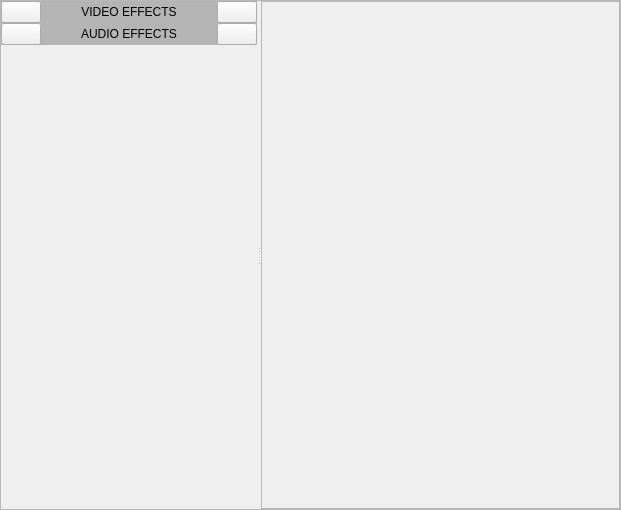
Old version of the form panels/effectcontrols.ui in the repository olive-editor/olive.
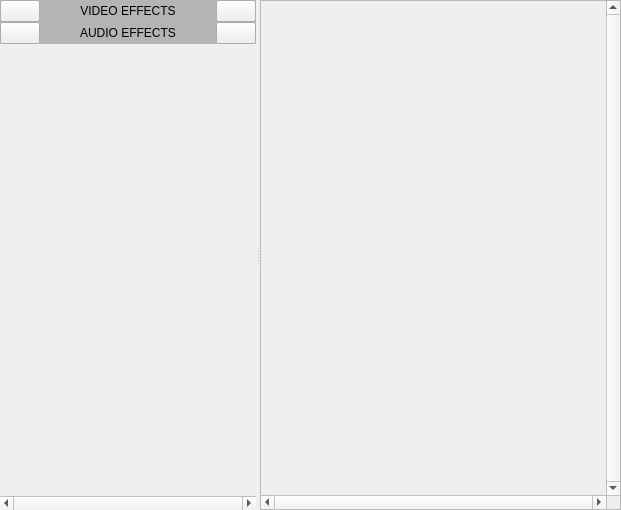
New version of the form. Icons and pictures are not drawn. Custom widgets are drawn as their Qt base class.

Commit message: half way through keyframes data

Diff of the .ui file:
```diff
--- a/panels/effectcontrols.ui
+++ b/panels/effectcontrols.ui
@@ -40,44 +40,62 @@
      <number>0</number>
     </property>
     <item>
-     <widget class="QScrollArea" name="scrollArea">
-      <property name="widgetResizable">
-       <bool>true</bool>
-      </property>
-      <widget class="QWidget" name="scrollAreaWidgetContents">
-       <property name="geometry">
-        <rect>
-         <x>0</x>
-         <y>0</y>
-         <width>619</width>
-         <height>489</height>
-        </rect>
-       </property>
-       <layout class="QVBoxLayout" name="verticalLayout_8">
-        <property name="spacing">
-         <number>0</number>
-        </property>
-        <property name="leftMargin">
-         <number>0</number>
-        </property>
-        <property name="topMargin">
-         <number>0</number>
-        </property>
-        <property name="rightMargin">
-         <number>0</number>
-        </property>
-        <property name="bottomMargin">
-         <number>0</number>
-        </property>
-        <item>
-         <widget class="QSplitter" name="splitter">
+     <widget class="QSplitter" name="splitter_2">
           <property name="orientation">
            <enum>Qt::Horizontal</enum>
           </property>
           <property name="childrenCollapsible">
            <bool>false</bool>
           </property>
-          <widget class="QWidget" name="effects_area" native="true">
+      <widget class="QScrollArea" name="scrollArea">
+       <property name="sizePolicy">
+        <sizepolicy hsizetype="Maximum" vsizetype="Expanding">
+         <horstretch>0</horstretch>
+         <verstretch>0</verstretch>
+        </sizepolicy>
+       </property>
+       <property name="frameShape">
+        <enum>QFrame::NoFrame</enum>
+       </property>
+       <property name="frameShadow">
+        <enum>QFrame::Plain</enum>
+       </property>
+       <property name="verticalScrollBarPolicy">
+        <enum>Qt::ScrollBarAlwaysOff</enum>
+       </property>
+       <property name="horizontalScrollBarPolicy">
+        <enum>Qt::ScrollBarAlwaysOn</enum>
+       </property>
+       <property name="widgetResizable">
+        <bool>true</bool>
+       </property>
+       <widget class="QWidget" name="scrollAreaWidgetContents">
+        <property name="geometry">
+         <rect>
+          <x>0</x>
+          <y>0</y>
+          <width>225</width>
+          <height>477</height>
+         </rect>
+        </property>
+        <layout class="QHBoxLayout" name="horizontalLayout_3">
+         <property name="spacing">
+          <number>0</number>
+         </property>
+         <property name="leftMargin">
+          <number>0</number>
+         </property>
+         <property name="topMargin">
+          <number>0</number>
+         </property>
+         <property name="rightMargin">
+          <number>0</number>
+         </property>
+         <property name="bottomMargin">
+          <number>0</number>
+         </property>
+         <item>
+          <widget class="EffectsArea" name="effects_area" native="true">
            <layout class="QVBoxLayout" name="verticalLayout">
             <property name="spacing">
              <number>0</number>
@@ -399,13 +417,23 @@
             </item>
            </layout>
           </widget>
-          <widget class="QScrollArea" name="scrollArea_2">
+         </item>
+        </layout>
+       </widget>
+      </widget>
+      <widget class="QScrollArea" name="keyframeScroller">
            <property name="sizePolicy">
             <sizepolicy hsizetype="Expanding" vsizetype="Expanding">
              <horstretch>1</horstretch>
              <verstretch>0</verstretch>
             </sizepolicy>
            </property>
+       <property name="verticalScrollBarPolicy">
+        <enum>Qt::ScrollBarAlwaysOn</enum>
+       </property>
+       <property name="horizontalScrollBarPolicy">
+        <enum>Qt::ScrollBarAlwaysOn</enum>
+       </property>
            <property name="widgetResizable">
             <bool>true</bool>
            </property>
@@ -414,8 +442,8 @@
              <rect>
               <x>0</x>
               <y>0</y>
-              <width>388</width>
-              <height>487</height>
+          <width>376</width>
+          <height>475</height>
              </rect>
             </property>
             <layout class="QVBoxLayout" name="verticalLayout_2">
@@ -464,10 +492,6 @@
        </layout>
       </widget>
      </widget>
-    </item>
-   </layout>
-  </widget>
- </widget>
  <customwidgets>
   <customwidget>
    <class>KeyframeView</class>
@@ -481,6 +505,12 @@
    <header>ui/timelineheader.h</header>
    <container>1</container>
   </customwidget>
+  <customwidget>
+   <class>EffectsArea</class>
+   <extends>QWidget</extends>
+   <header>panels/effectcontrols.h</header>
+   <container>1</container>
+  </customwidget>
  </customwidgets>
  <resources/>
  <connections/>
```
Lines whose indentation alone changed are shown as unchanged. The commit also changes 21 other files.
